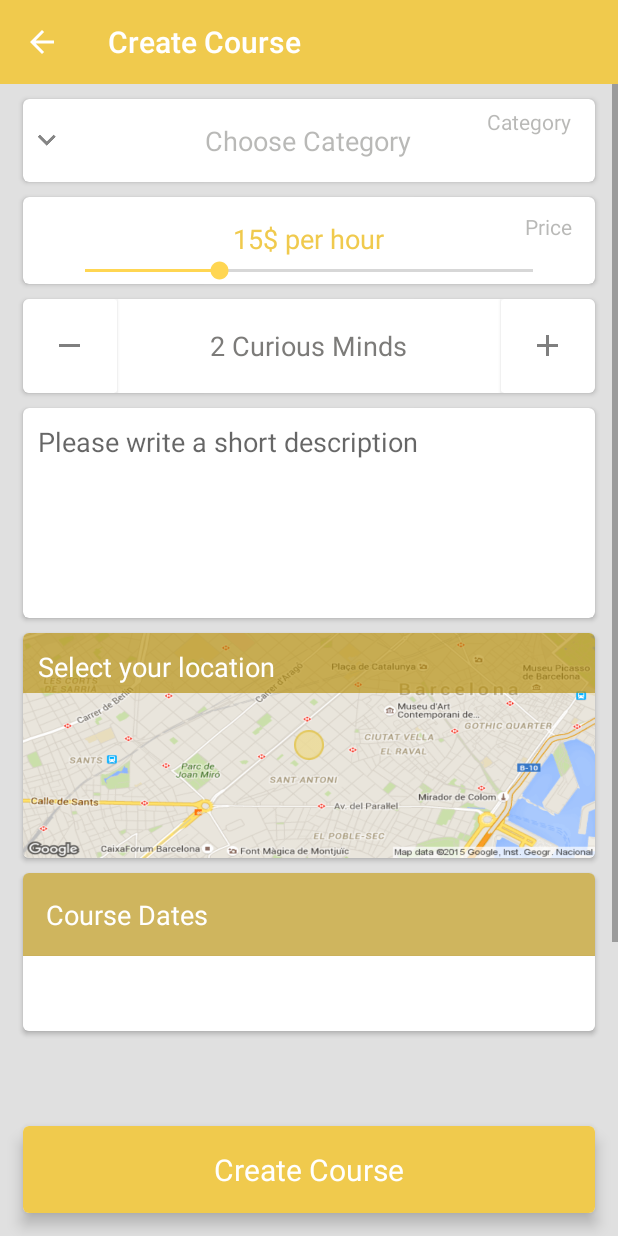
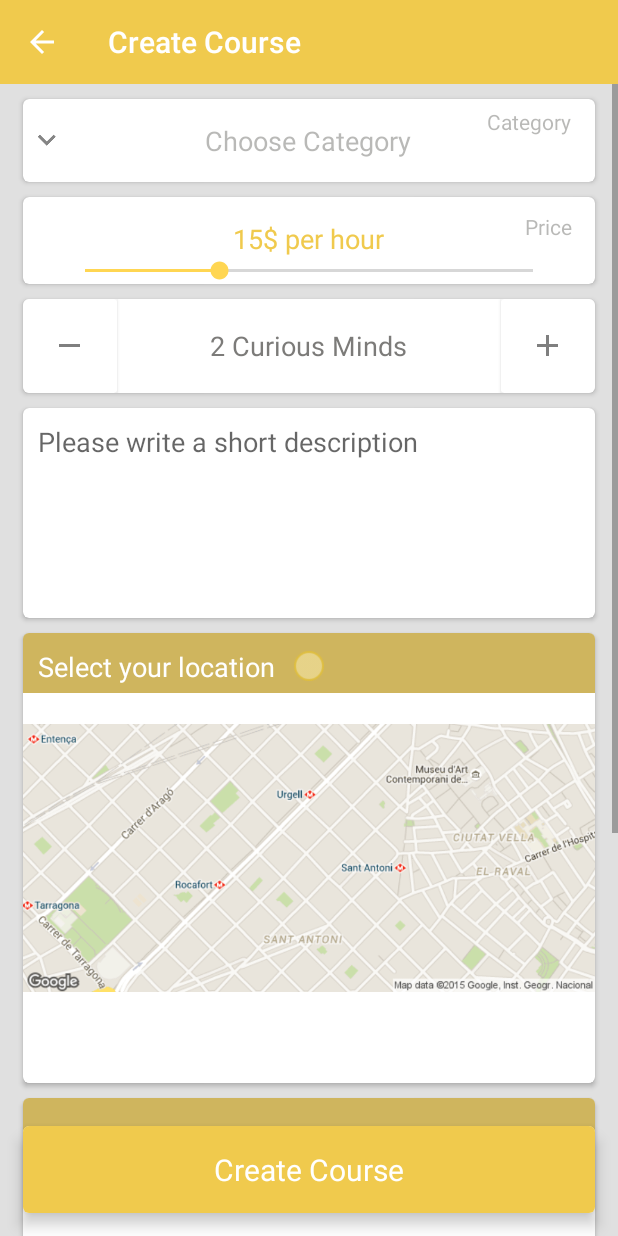
Before and after one commit to DaniCal/suino-android, an Android app: the CreateCourseFragment screen opened directly, with no data from a screen before it, on a phone screen of 412 x 824 dp. Run offline under Robolectric (Android 15) with nearby library versions, the phone set to English and light mode, and no system bars; libraries missing offline, so code that uses them is left out: com.afollestad.materialdialogs, com.squareup.okhttp.

Commit message:
google maps image download added after location election in MapFragment

```diff
--- a/app/src/main/java/borell/com/suino/Http/HttpCallback.java
+++ b/app/src/main/java/borell/com/suino/Http/HttpCallback.java
@@ -1,4 +1,6 @@
 package borell.com.suino.Http;
+
+import android.graphics.Bitmap;
 
 import com.squareup.okhttp.Response;
 
@@ -6,6 +8,7 @@ public interface HttpCallback {
 
     void onSuccess(Response response);
     void onError();
+    void onSuccessLoadingImage(Bitmap result);
 
 
 }
--- a/app/src/main/java/borell/com/suino/fragment/MyMapFragment.java
+++ b/app/src/main/java/borell/com/suino/fragment/MyMapFragment.java
@@ -105,7 +105,7 @@ public class MyMapFragment extends SupportMapFragment {
     }
 
     public LatLng getSelectLocation(){
-        return locationMarker.getPosition();
+        return getMap().getCameraPosition().target;
     }
 
     private void setLatLng(LatLng latlng){
--- a/app/src/main/res/layout/fragment_create_course.xml
+++ b/app/src/main/res/layout/fragment_create_course.xml
@@ -208,9 +208,8 @@
     <android.support.v7.widget.CardView
         xmlns:card_view="http://schemas.android.com/apk/res-auto"
         android:id="@+id/cv_location"
-        android:layout_gravity="center"
         android:layout_width="fill_parent"
-        android:layout_height="150dp"
+        android:layout_height="wrap_content"
         android:layout_marginEnd="@dimen/card_margin_side"
         android:layout_marginStart="@dimen/card_margin_side"
         android:layout_marginTop="@dimen/card_margin_top"
@@ -218,9 +217,10 @@
         android:clickable="true"
         card_view:cardCornerRadius="4dp">
         <RelativeLayout
-            android:layout_width="fill_parent"
+            android:layout_width="wrap_content"
             android:layout_height="wrap_content"
-            android:background="@drawable/staticmap">
+            android:id="@+id/rl_map"
+            >
 
             <RelativeLayout
                 android:layout_width="fill_parent"
@@ -228,14 +228,6 @@
                 android:background="@color/colorPrimaryHollow">
 
             </RelativeLayout>
-
-            <ImageView
-                android:layout_width="20dp"
-                android:layout_height="20dp"
-                android:alpha="0.8"
-                android:src="@drawable/circle"
-                android:layout_centerInParent="true"/>
-
 
             <TextView
                 android:layout_width="wrap_content"
@@ -246,7 +238,22 @@
                 android:text="Select your location"
                 />
 
-    </RelativeLayout>
+            <ImageView
+                android:layout_width="20dp"
+                android:layout_height="20dp"
+                android:alpha="0.8"
+                android:src="@drawable/circle"
+                android:layout_centerInParent="true"/>
+
+
+
+        </RelativeLayout>
+
+        <ImageView
+            android:layout_width="match_parent"
+            android:layout_height="wrap_content"
+            android:src="@drawable/staticmap"/>
+
 
     </android.support.v7.widget.CardView>
 
```
Also changed, not shown: app/src/main/java/borell/com/suino/Http/HttpManager.java (+40 -0 lines), app/src/main/java/borell/com/suino/fragment/CreateCourseFragment.java (+38 -1 lines), app/src/main/java/borell/com/suino/fragment/LoginFragment.java (+11 -0 lines), app/src/main/res/drawable/staticmap.png.
